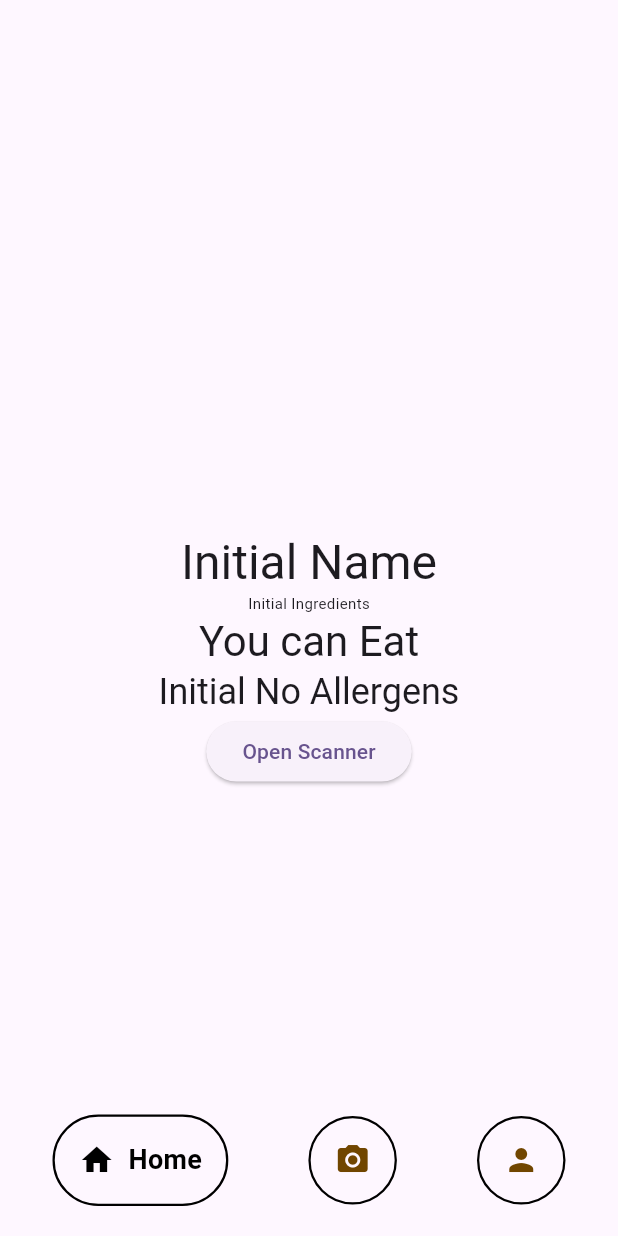
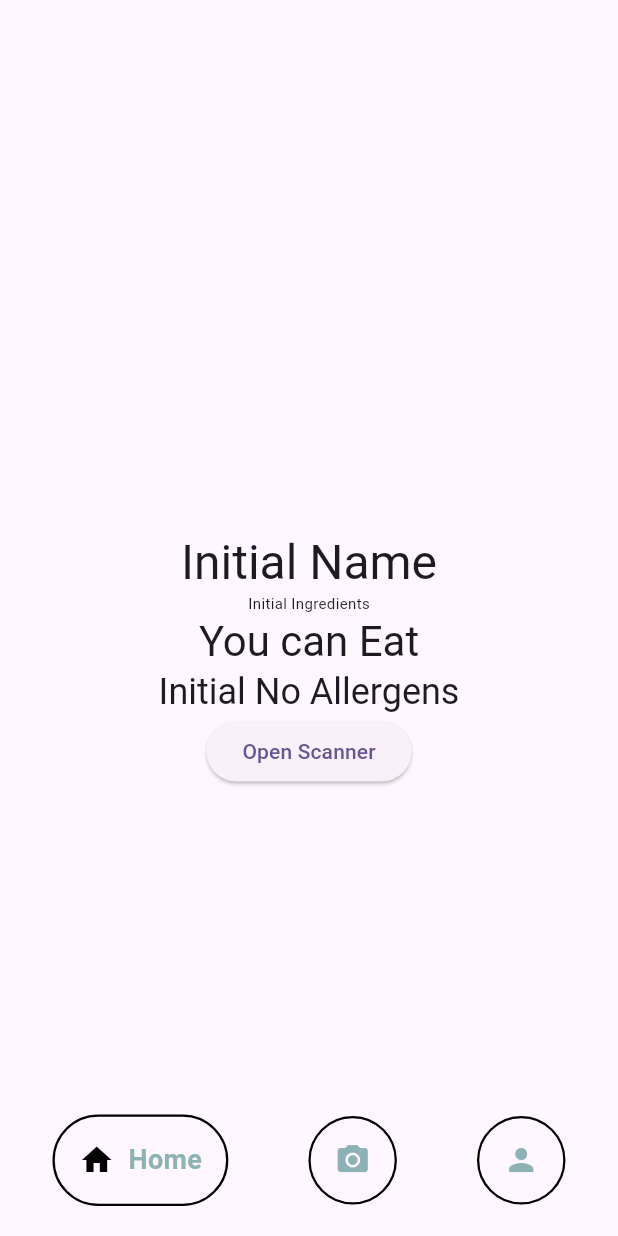
Before and after one commit to mega-b1te/WaForgeHackathon, a Flutter app: the screen it shows after launch, on a phone screen of 412 x 824 dp. Run offline on Flutter 3.47's test engine with Material 3 defaults, Android fonts, the phone set to English and light mode, and no system bars; drawn by our look-alikes of google_nav_bar; missing offline and left inert: openfoodfacts, simple_barcode_scanner.

Commit message:
colorworkslit

```diff
--- a/health_app/lib/home.dart
+++ b/health_app/lib/home.dart
@@ -153,32 +153,32 @@ class _MyHomePageState extends State<MyHomePage> {
               tabs: [
                 GButton(
                   icon: Icons.home,
-                  iconColor: Color.fromARGB(255, 113, 70, 0),
+                  iconColor: Color.fromARGB(255, 141, 178, 182),
                   text: 'Home',
                   textStyle: TextStyle(
                     fontSize: 18,
                     fontWeight: FontWeight.bold,
-                    color: Colors.black,
+                    color: Color.fromARGB(255, 141, 178, 182),
                   ),
                 ),
                 GButton(
                   icon: Icons.camera_alt,
-                  iconColor: Color.fromARGB(255, 113, 70, 0),
+                  iconColor: Color.fromARGB(255, 141, 178, 182),
                   text: 'Scan',
                   textStyle: TextStyle(
                     fontSize: 18,
                     fontWeight: FontWeight.bold,
-                    color: Colors.black,
+                    color: Color.fromARGB(255, 141, 178, 182),
                   ),
                 ),
                 GButton(
                   icon: Icons.person,
-                  iconColor: Color.fromARGB(255, 113, 70, 0),
+                  iconColor: Color.fromARGB(255, 141, 178, 182),
                   text: 'Food',
                   textStyle: TextStyle(
                     fontSize: 18,
                     fontWeight: FontWeight.bold,
-                    color: Colors.black,
+                    color: Color.fromARGB(255, 141, 178, 182),
                   ),
                 ),
               ]),
```
Also changed, not shown: health_app/lib/theme.dart (+5 -5 lines).
